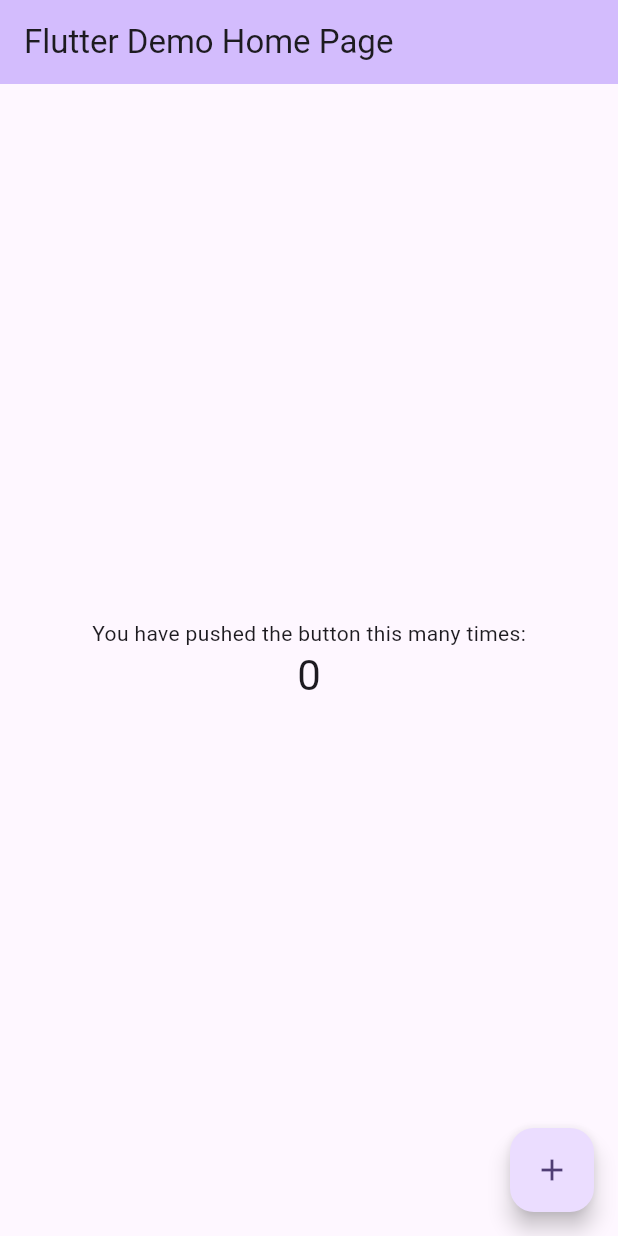
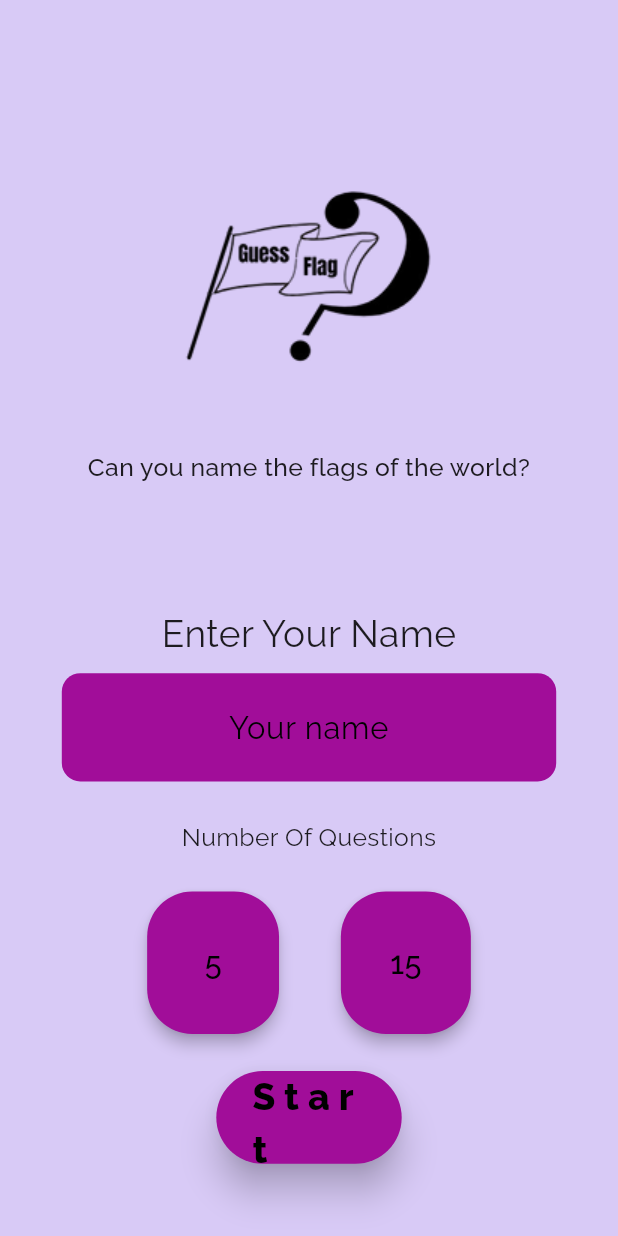
Before and after one commit to dinisahfitri02/guesstheflag, a Flutter app: the screen it shows after launch, on a phone screen of 412 x 824 dp. Run offline on Flutter 3.47's test engine with Material 3 defaults, Android fonts, the phone set to English and light mode, and no system bars.

Commit message:
home page

```diff
--- a/lib/main.dart
+++ b/lib/main.dart
@@ -1,122 +1,22 @@
 import 'package:flutter/material.dart';
+import 'screens/home_screen.dart';
 
 void main() {
-  runApp(const MyApp());
+  runApp(const GuessTheFlagApp());
 }
 
-class MyApp extends StatelessWidget {
-  const MyApp({super.key});
+class GuessTheFlagApp extends StatelessWidget {
+  const GuessTheFlagApp({super.key});
 
-  // This widget is the root of your application.
   @override
   Widget build(BuildContext context) {
     return MaterialApp(
-      title: 'Flutter Demo',
+      title: 'Guess The Flag',
+      debugShowCheckedModeBanner: false,
       theme: ThemeData(
-        // This is the theme of your application.
-        //
-        // TRY THIS: Try running your application with "flutter run". You'll see
-        // the application has a purple toolbar. Then, without quitting the app,
-        // try changing the seedColor in the colorScheme below to Colors.green
-        // and then invoke "hot reload" (save your changes or press the "hot
-        // reload" button in a Flutter-supported IDE, or press "r" if you used
-        // the command line to start the app).
-        //
-        // Notice that the counter didn't reset back to zero; the application
-        // state is not lost during the reload. To reset the state, use hot
-        // restart instead.
-        //
-        // This works for code too, not just values: Most code changes can be
-        // tested with just a hot reload.
-        colorScheme: ColorScheme.fromSeed(seedColor: Colors.deepPurple),
+        fontFamily: 'Raleway',
       ),
-      home: const MyHomePage(title: 'Flutter Demo Home Page'),
+      home: const HomeScreen(),
     );
   }
 }
-
-class MyHomePage extends StatefulWidget {
-  const MyHomePage({super.key, required this.title});
-
-  // This widget is the home page of your application. It is stateful, meaning
-  // that it has a State object (defined below) that contains fields that affect
-  // how it looks.
-
-  // This class is the configuration for the state. It holds the values (in this
-  // case the title) provided by the parent (in this case the App widget) and
-  // used by the build method of the State. Fields in a Widget subclass are
-  // always marked "final".
-
-  final String title;
-
-  @override
-  State<MyHomePage> createState() => _MyHomePageState();
-}
-
-class _MyHomePageState extends State<MyHomePage> {
-  int _counter = 0;
-
-  void _incrementCounter() {
-    setState(() {
-      // This call to setState tells the Flutter framework that something has
-      // changed in this State, which causes it to rerun the build method below
-      // so that the display can reflect the updated values. If we changed
-      // _counter without calling setState(), then the build method would not be
-      // called again, and so nothing would appear to happen.
-      _counter++;
-    });
-  }
-
-  @override
-  Widget build(BuildContext context) {
-    // This method is rerun every time setState is called, for instance as done
-    // by the _incrementCounter method above.
-    //
-    // The Flutter framework has been optimized to make rerunning build methods
-    // fast, so that you can just rebuild anything that needs updating rather
-    // than having to individually change instances of widgets.
-    return Scaffold(
-      appBar: AppBar(
-        // TRY THIS: Try changing the color here to a specific color (to
-        // Colors.amber, perhaps?) and trigger a hot reload to see the AppBar
-        // change color while the other colors stay the same.
-        backgroundColor: Theme.of(context).colorScheme.inversePrimary,
-        // Here we take the value from the MyHomePage object that was created by
-        // the App.build method, and use it to set our appbar title.
-        title: Text(widget.title),
-      ),
-      body: Center(
-        // Center is a layout widget. It takes a single child and positions it
-        // in the middle of the parent.
-        child: Column(
-          // Column is also a layout widget. It takes a list of children and
-          // arranges them vertically. By default, it sizes itself to fit its
-          // children horizontally, and tries to be as tall as its parent.
-          //
-          // Column has various properties to control how it sizes itself and
-          // how it positions its children. Here we use mainAxisAlignment to
-          // center the children vertically; the main axis here is the vertical
-          // axis because Columns are vertical (the cross axis would be
-          // horizontal).
-          //
-          // TRY THIS: Invoke "debug painting" (choose the "Toggle Debug Paint"
-          // action in the IDE, or press "p" in the console), to see the
-          // wireframe for each widget.
-          mainAxisAlignment: MainAxisAlignment.center,
-          children: <Widget>[
-            const Text('You have pushed the button this many times:'),
-            Text(
-              '$_counter',
-              style: Theme.of(context).textTheme.headlineMedium,
-            ),
-          ],
-        ),
-      ),
-      floatingActionButton: FloatingActionButton(
-        onPressed: _incrementCounter,
-        tooltip: 'Increment',
-        child: const Icon(Icons.add),
-      ), // This trailing comma makes auto-formatting nicer for build methods.
-    );
-  }
-}
--- /dev/null
+++ b/lib/screens/home_screen.dart
@@ -0,0 +1,187 @@
+import 'package:flutter/material.dart';
+import '../widgets/app_scaffold.dart';
+
+class HomeScreen extends StatelessWidget {
+  const HomeScreen ({super.key});
+
+  @override
+  Widget build(BuildContext context) {
+    final screenWidth = MediaQuery.of(context).size.width;
+    final screenHeight = MediaQuery.of(context).size.height;
+
+    return  AppScaffold(
+        body: LayoutBuilder(
+            builder: (context, constraints) {
+              final isLargeScreen = constraints.maxWidth > 600;
+              final maxWidth = isLargeScreen ? 400.0 : constraints.maxWidth;
+
+              return SingleChildScrollView(
+                child: Center(
+                  child: Container(
+                    width: maxWidth,
+                    padding: EdgeInsets.all(screenWidth * 0.06),
+                    child: Column(
+                      crossAxisAlignment: CrossAxisAlignment.center,
+                      children: [
+                        SizedBox(height: screenHeight * 0.05),
+
+                        //logo
+                        Image.asset(
+                          'assets/logo/logo_app.png',
+                          width: screenWidth * 0.6,
+                        ),
+
+                        //Title
+                        Text(
+                          'Can you name the flags of the world?',
+                          style: TextStyle(
+                            fontSize: screenWidth * (isLargeScreen ? 0.03 : 0.04),
+                            fontWeight: FontWeight.w500,
+                          ),
+                          textAlign: TextAlign.center,
+                        ),
+
+                        SizedBox(height: screenHeight * 0.1),
+
+                        Text(
+                          'Enter Your Name',
+                          style: TextStyle(
+                            fontSize: screenWidth * (isLargeScreen ? 0.03 : 0.06),
+                          ),
+                          textAlign: TextAlign.center,
+                        ),
+
+                        SizedBox(height: screenHeight * 0.01),
+
+                        //Name TextField
+                        Container(
+                          width: screenWidth * 0.8,
+                          child: TextField(
+                            decoration: InputDecoration(
+                              hintText: "Your name",
+                              hintStyle: TextStyle(
+                                fontSize: screenWidth * 0.05,
+                                color: Colors.black,
+                              ),
+                              filled: true,
+                              fillColor: const Color(0xFFA10D99),
+                              border: OutlineInputBorder(
+                                borderRadius: BorderRadius.circular(screenWidth * 0.03),
+                                borderSide: BorderSide.none,
+                              ),
+                              contentPadding: EdgeInsets.symmetric(
+                                vertical: screenHeight * 0.025,
+                                horizontal: screenWidth * 0.055,
+                              ),
+                            ),
+                            style: TextStyle(
+                              fontSize: screenWidth * 0.05,
+                              color: Colors.black,
+                            ),
+                            keyboardType: TextInputType.name,
+                            textAlign: TextAlign.center,
+                          ),
+                        ),
+
+                        SizedBox(height: screenHeight * 0.03),
+
+                        // QuestionNumber
+                        Text(
+                          'Number Of Questions',
+                          style: TextStyle(
+                            fontSize: screenWidth * (isLargeScreen ? 0.02 : 0.04),
+                          ),
+                          textAlign: TextAlign.center,
+                        ),
+
+                        SizedBox(height: screenHeight * 0.03),
+
+                        Row(
+                          mainAxisAlignment: MainAxisAlignment.center,
+                          children: [
+                            ElevatedButton(
+                              onPressed: () {
+                                // aksi tombol 5
+                              },
+                              style: ElevatedButton.styleFrom(
+                                backgroundColor: const Color(0xFFA10D99),
+                                foregroundColor: Colors.black,
+                                shape: RoundedRectangleBorder(
+                                  borderRadius: BorderRadius.circular(30),
+                                ),
+                                padding: EdgeInsets.all(screenWidth * 0.08),
+                                elevation: 4,
+                                shadowColor: Colors.black,
+                              ),
+                              child: Text(
+                                ' 5 ',
+                                style: TextStyle(
+                                  fontSize: screenWidth * 0.05,
+                                  fontWeight: FontWeight.w500,
+                                ),
+                              ),
+                            ),
+                            SizedBox(width: screenWidth * 0.1),
+                            ElevatedButton(
+                              onPressed: () {
+                                // aksi tombol 5
+                              },
+                              style: ElevatedButton.styleFrom(
+                                backgroundColor: const Color(0xFFA10D99),
+                                foregroundColor: Colors.black,
+                                shape: RoundedRectangleBorder(
+                                  borderRadius: BorderRadius.circular(30),
+                                ),
+                                padding: EdgeInsets.all(screenWidth * 0.08),
+                                elevation: 4,
+                                shadowColor: Colors.black,
+                              ),
+                              child: Text(
+                                '15',
+                                style: TextStyle(
+                                  fontSize: screenWidth * 0.05,
+                                    fontWeight: FontWeight.w500,
+                                ),
+                              ),
+                            ),
+                          ],
+                        ),
+
+                        SizedBox(height: screenHeight * 0.03),
+
+                        // Sign In Button
+                        SizedBox(
+                          width: screenWidth * 0.3,
+                          height: screenHeight * 0.075,
+                          child: ElevatedButton(
+                            onPressed: () {
+                              // aksi tombol start
+                            },
+                            style: ElevatedButton.styleFrom(
+                              backgroundColor: const Color(0xFFA10D99),
+                              foregroundColor: Colors.black,
+                              shape: RoundedRectangleBorder(
+                                borderRadius: BorderRadius.circular(40),
+                              ),
+                              elevation: 10,
+                              shadowColor: Colors.black,
+                            ),
+                            child: Text(
+                              'S t a r t',
+                              style: TextStyle(
+                                fontSize: screenWidth * 0.06,
+                                fontWeight: FontWeight.w800,
+                              ),
+                            ),
+                          ),
+                        ),
+                      ],
+                    ),
+                  ),
+                ),
+              );
+            }
+        )
+    );
+  }
+}
--- /dev/null
+++ b/lib/widgets/app_scaffold.dart
@@ -0,0 +1,24 @@
+import 'package:flutter/material.dart';
+import 'package:guesstheflag/widgets/solid_background.dart';
+
+class AppScaffold extends StatelessWidget {
+  final PreferredSizeWidget? appBar;
+  final Widget body;
+
+  const AppScaffold({
+    super.key,
+    this.appBar,
+    required this.body,
+  });
+
+  @override
+  Widget build(BuildContext context) {
+    return SolidBackground(
+      child: Scaffold(
+        backgroundColor: Colors.transparent,
+        appBar: appBar,
+        body: body,
+      ),
+    );
+  }
+}
--- /dev/null
+++ b/lib/widgets/solid_background.dart
@@ -0,0 +1,13 @@
+import 'package:flutter/material.dart';
+class SolidBackground extends StatelessWidget {
+  final Widget child;
+  const SolidBackground({required this.child});
+
+  @override
+  Widget build(BuildContext context) {
+    return Container(
+      color: const Color(0xFFD8CAF6),
+      child: child,
+    );
+  }
+}
```
Also changed, not shown: pubspec.yaml (+16 -16 lines), assets/logo/logo_app.png (added), 1 other file.
